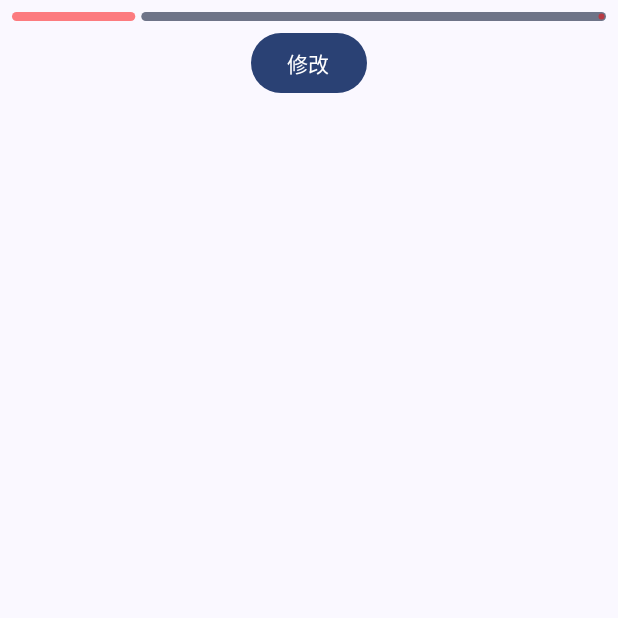
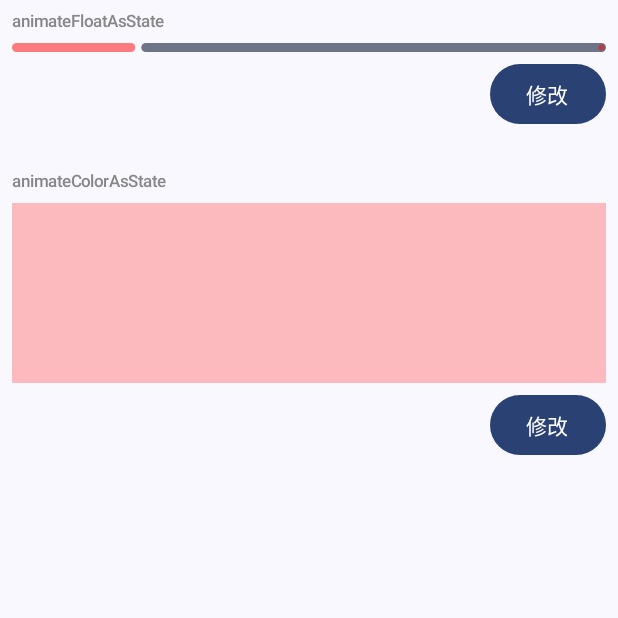
Before and after one commit to SMask/AndroidCompose_Learn, an Android app built with Jetpack Compose: the composable AnimationContentAnimateAsState shown on its own in the app's theme, on a phone screen of 412 x 824 dp, the top half of it. Run offline under Robolectric (Android 15) with nearby library versions, the phone set to English and light mode, and no system bars.

Commit message:
AnimationActivity Content 增加 AnimationContentAnimateColorAsState

```diff
--- a/app/src/main/java/com/mask/compose/activity/AnimationActivity.kt
+++ b/app/src/main/java/com/mask/compose/activity/AnimationActivity.kt
@@ -7,11 +7,13 @@ import androidx.activity.compose.setContent
 import androidx.activity.enableEdgeToEdge
 import androidx.compose.animation.AnimatedContent
 import androidx.compose.animation.AnimatedVisibility
+import androidx.compose.animation.animateColorAsState
 import androidx.compose.animation.animateContentSize
 import androidx.compose.animation.core.animateFloatAsState
 import androidx.compose.foundation.background
 import androidx.compose.foundation.clickable
 import androidx.compose.foundation.layout.Arrangement
+import androidx.compose.foundation.layout.Box
 import androidx.compose.foundation.layout.Column
 import androidx.compose.foundation.layout.PaddingValues
 import androidx.compose.foundation.layout.Row
@@ -37,6 +39,7 @@ import androidx.compose.runtime.MutableState
 import androidx.compose.runtime.derivedStateOf
 import androidx.compose.runtime.getValue
 import androidx.compose.runtime.mutableFloatStateOf
+import androidx.compose.runtime.mutableIntStateOf
 import androidx.compose.runtime.mutableStateOf
 import androidx.compose.runtime.remember
 import androidx.compose.runtime.setValue
@@ -52,7 +55,9 @@ import androidx.compose.ui.unit.sp
 import com.mask.compose.R
 import com.mask.compose.enums.AnimationType
 import com.mask.compose.ui.theme.AndroidCompose_DemoTheme
+import com.mask.compose.ui.theme.ColorArr
 import com.mask.compose.ui.theme.Dimen
+import com.mask.compose.ui.theme.Style
 import com.mask.compose.utils.ActivityUtils
 import com.mask.compose.utils.LogUtils
 import com.mask.compose.utils.ToastUtils
@@ -284,6 +289,11 @@ fun AnimationContentAnimateAsState(modifier: Modifier = Modifier) {
             modifier = Modifier
                 .fillMaxWidth()
         )
+        AnimationContentAnimateColorAsState(
+            modifier = Modifier
+                .padding(top = Dimen.paddingItem)
+                .fillMaxWidth()
+        )
     }
 }
 
@@ -295,11 +305,15 @@ fun AnimationContentAnimateFloatAsState(modifier: Modifier = Modifier) {
     val animProgress by animateFloatAsState(targetValue = progress)
 
     Column(
-        modifier = modifier,
-        horizontalAlignment = Alignment.CenterHorizontally
+        modifier = modifier
     ) {
+        Text(
+            style = Style.TextStyle.LABEL,
+            text = stringResource(R.string.animation_animate_float_as_state)
+        )
         LinearProgressIndicator(
             modifier = Modifier
+                .padding(top = Dimen.padding)
                 .fillMaxWidth()
                 .height(6.dp),
             color = Color(0x80FF0000),
@@ -311,12 +325,53 @@ fun AnimationContentAnimateFloatAsState(modifier: Modifier = Modifier) {
         Button(
             modifier = Modifier
                 .padding(top = Dimen.padding)
-                .height(Dimen.buttonHeight),
+                .height(Dimen.buttonHeight)
+                .align(Alignment.End),
             onClick = {
                 if (progress >= 1.0f) {
                     progress = 0f
                 } else {
                     progress += 0.2f
+                }
+            }
+        ) {
+            Text(text = stringResource(R.string.update))
+        }
+    }
+}
+
+@Composable
+fun AnimationContentAnimateColorAsState(modifier: Modifier = Modifier) {
+    LogUtils.i("AnimationContentAnimateColorAsState")
+
+    var index by remember { mutableIntStateOf(0) }
+    val color = ColorArr[index]
+    val animColor by animateColorAsState(targetValue = color)
+
+    Column(
+        modifier = modifier,
+    ) {
+        Text(
+            style = Style.TextStyle.LABEL,
+            text = stringResource(R.string.animation_animate_color_as_state)
+        )
+        Box(
+            modifier = Modifier
+                .padding(top = Dimen.padding)
+                .fillMaxWidth()
+                .height(120.dp)
+                .background(animColor)
+        )
+        Button(
+            modifier = Modifier
+                .padding(top = Dimen.padding)
+                .height(Dimen.buttonHeight)
+                .align(Alignment.End),
+            onClick = {
+                if (index >= (ColorArr.size - 1)) {
+                    index = 0
+                } else {
+                    index++
                 }
             }
         ) {
--- a/app/src/main/java/com/mask/compose/ui/theme/Color.kt
+++ b/app/src/main/java/com/mask/compose/ui/theme/Color.kt
@@ -9,3 +9,5 @@ val Pink80 = Color(0xFFEFB8C8)
 val Purple40 = Color(0xFF6650a4)
 val PurpleGrey40 = Color(0xFF625b71)
 val Pink40 = Color(0xFF7D5260)
+
+val ColorArr = arrayOf(Color(0x40FF0000), Color(0x8000FF00), Color(0xFF0000FF))
--- a/app/src/main/res/values/strings.xml
+++ b/app/src/main/res/values/strings.xml
@@ -84,6 +84,8 @@
     <string name="animation_animated_visibility">AnimatedVisibility</string>
     <string name="animation_animate_content_size">animateContentSize</string>
     <string name="animation_animate_as_state">animateAsState</string>
+    <string name="animation_animate_float_as_state">animateFloatAsState</string>
+    <string name="animation_animate_color_as_state">animateColorAsState</string>
     <string name="animation_infinite_transition">InfiniteTransition</string>
 
 </resources>
```
